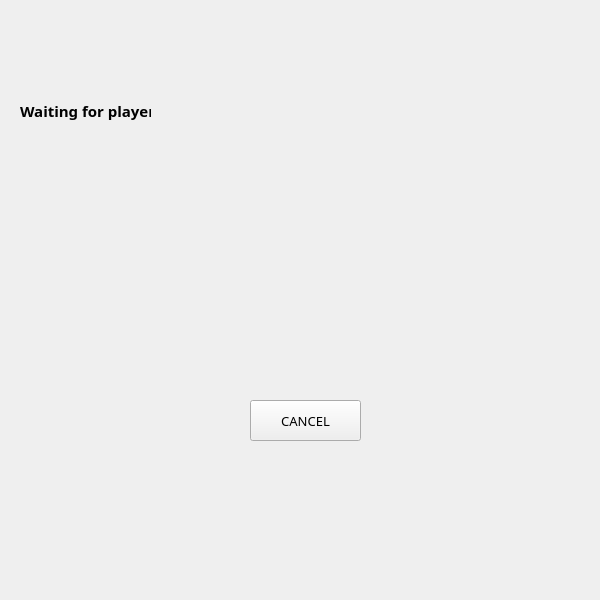
This is gui/lobby.ui in Rares-Andrrei/ProjectModernCpp as Qt 5 draws it before an edit. The edited form follows.
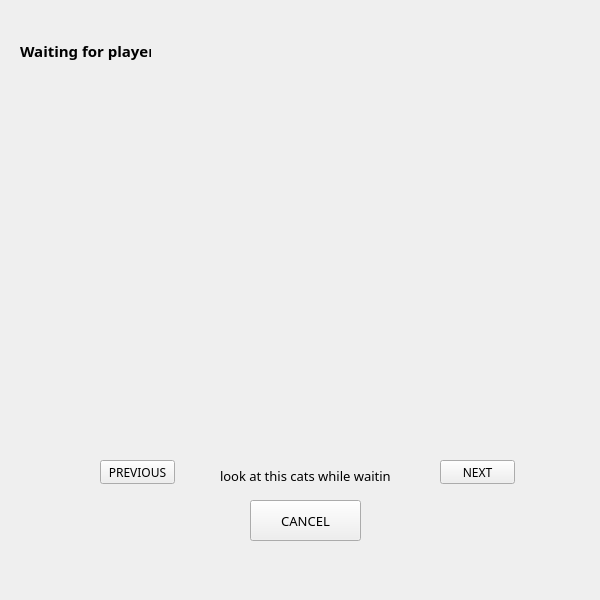
This is the edited form. The open tabs and pages were chosen to show the change. Icons and pictures are not drawn.

Commit message: adaugarea de butoane si de label cu poze in fereastra lobby

Patch:
```diff
--- a/gui/lobby.ui
+++ b/gui/lobby.ui
@@ -224,7 +224,7 @@
       <property name="geometry">
        <rect>
         <x>250</x>
-        <y>400</y>
+        <y>500</y>
         <width>111</width>
         <height>41</height>
        </rect>
@@ -243,7 +243,7 @@
       <property name="geometry">
        <rect>
         <x>20</x>
-        <y>100</y>
+        <y>40</y>
         <width>131</width>
         <height>21</height>
        </rect>
@@ -263,7 +263,7 @@
       <property name="geometry">
        <rect>
         <x>150</x>
-        <y>90</y>
+        <y>30</y>
         <width>51</width>
         <height>41</height>
        </rect>
@@ -272,6 +272,80 @@
        <string/>
       </property>
      </widget>
+     <widget class="QLabel" name="catPicturesLabel">
+      <property name="geometry">
+       <rect>
+        <x>120</x>
+        <y>90</y>
+        <width>351</width>
+        <height>341</height>
+       </rect>
+      </property>
+      <property name="text">
+       <string/>
+      </property>
+     </widget>
+     <widget class="QLabel" name="label_2">
+      <property name="geometry">
+       <rect>
+        <x>220</x>
+        <y>460</y>
+        <width>171</width>
+        <height>31</height>
+       </rect>
+      </property>
+      <property name="font">
+       <font>
+        <family>Calibri Light</family>
+        <pointsize>10</pointsize>
+       </font>
+      </property>
+      <property name="text">
+       <string>look at this cats while waiting!</string>
+      </property>
+     </widget>
+     <widget class="QPushButton" name="nextButton">
+      <property name="geometry">
+       <rect>
+        <x>440</x>
+        <y>460</y>
+        <width>75</width>
+        <height>24</height>
+       </rect>
+      </property>
+      <property name="font">
+       <font>
+        <family>Calibri Light</family>
+       </font>
+      </property>
+      <property name="cursor">
+       <cursorShape>PointingHandCursor</cursorShape>
+      </property>
+      <property name="text">
+       <string>NEXT</string>
+      </property>
+     </widget>
+     <widget class="QPushButton" name="previousButton">
+      <property name="geometry">
+       <rect>
+        <x>100</x>
+        <y>460</y>
+        <width>75</width>
+        <height>24</height>
+       </rect>
+      </property>
+      <property name="font">
+       <font>
+        <family>Calibri Light</family>
+       </font>
+      </property>
+      <property name="cursor">
+       <cursorShape>PointingHandCursor</cursorShape>
+      </property>
+      <property name="text">
+       <string>PREVIOUS</string>
+      </property>
+     </widget>
     </widget>
    </widget>
   </widget>
```
Left out of the diff: 3 changed lines with no effect on the pictures.
